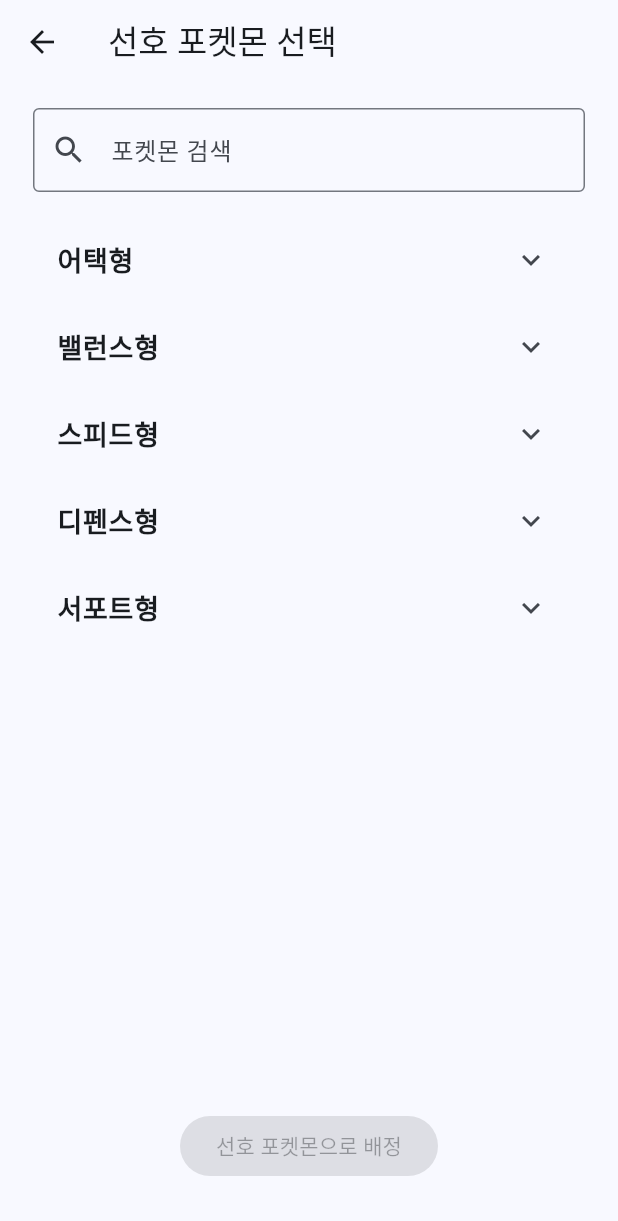
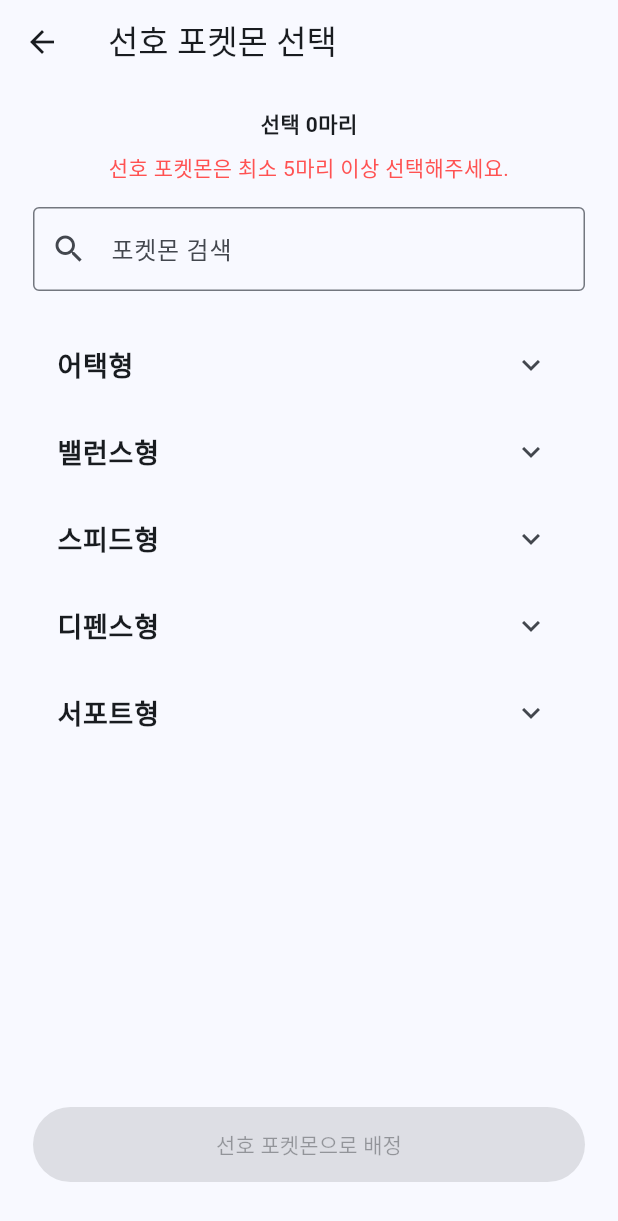
Before and after one commit to ParkMinjun0721/PokemonUnite, a Flutter app: the PreferredPokemonPage screen opened directly with empty values, on a phone screen of 412 x 824 dp. Shown: the top 1221 px of the screen. Run offline on Flutter 3.47's test engine with Material 3 defaults, Android fonts, the phone set to English and light mode, and no system bars; our stand-ins replace firebase_core, flutter_riverpod; accounts and stored records are empty; network calls fail.

Commit message:
[Style] 선호 포켓몬 선택 화면 UX 개선 (26.07.02)

```diff
--- a/lib/pokemon/preferred_pokemon_page.dart
+++ b/lib/pokemon/preferred_pokemon_page.dart
@@ -14,6 +14,11 @@
 class _PreferredPokemonPageState extends State<PreferredPokemonPage> {
   List<String> selectedPokemon = []; // 선택된 포켓몬 리스트
   String searchQuery = ''; // 검색어
+
+  bool get canAssign => selectedPokemon.length >= 5;
+  bool get hasSelectedPokemon => selectedPokemon.isNotEmpty;
+  String get helperText =>
+      canAssign ? '선택한 포켓몬 후보 안에서 랜덤 배정됩니다.' : '선호 포켓몬은 최소 5마리 이상 선택해주세요.';
 
   // 포켓몬을 카테고리별로 분류
   Map<String, List<String>> get categorizedPokemon {
@@ -49,6 +54,19 @@
             padding: const EdgeInsets.all(16.0),
             child: Column(
               children: [
+                Text(
+                  '선택 ${selectedPokemon.length}마리',
+                  style: const TextStyle(fontWeight: FontWeight.bold),
+                ),
+                const SizedBox(height: 8),
+                Text(
+                  helperText,
+                  style: canAssign
+                      ? null
+                      : const TextStyle(color: Colors.redAccent),
+                  textAlign: TextAlign.center,
+                ),
+                const SizedBox(height: 16),
                 // 검색창 추가
                 TextField(
                   decoration: const InputDecoration(
@@ -62,7 +80,42 @@
                     });
                   },
                 ),
-                const SizedBox(height: 16),
+                const SizedBox(height: 12),
+                if (hasSelectedPokemon)
+                  ConstrainedBox(
+                    constraints: const BoxConstraints(maxHeight: 96),
+                    child: SingleChildScrollView(
+                      child: Wrap(
+                        spacing: 8,
+                        runSpacing: 4,
+                        children: [
+                          ...selectedPokemon.map((pokemonName) {
+                            return InputChip(
+                              label: Text(pokemonName),
+                              onDeleted: () {
+                                setState(() {
+                                  selectedPokemon.remove(pokemonName);
+                                });
+                              },
+                            );
+                          }),
+                        ],
+                      ),
+                    ),
+                  ),
+                if (hasSelectedPokemon)
+                  Align(
+                    alignment: Alignment.centerRight,
+                    child: TextButton(
+                      onPressed: () {
+                        setState(() {
+                          selectedPokemon.clear();
+                        });
+                      },
+                      child: const Text('전체 해제'),
+                    ),
+                  ),
+                const SizedBox(height: 8),
                 // 카테고리별 포켓몬 리스트
                 Expanded(
                   child: ListView(
@@ -79,10 +132,23 @@
                           ),
                         ),
                         children: [
+                          Padding(
+                            padding: const EdgeInsets.symmetric(
+                              horizontal: 8.0,
+                              vertical: 4.0,
+                            ),
+                            child: Align(
+                              alignment: Alignment.centerLeft,
+                              child: Wrap(
+                                spacing: 8,
+                                runSpacing: 4,
+                                children: [
                                   ...entry.value.map((pokemonName) {
                                     return FilterChip(
                                       label: Text(pokemonName),
-                              selected: selectedPokemon.contains(pokemonName),
+                                      selected: selectedPokemon.contains(
+                                        pokemonName,
+                                      ),
                                       onSelected: (bool selected) {
                                         setState(() {
                                           if (selected) {
@@ -95,23 +161,21 @@
                                     );
                                   }),
                                 ],
+                              ),
+                            ),
+                          ),
+                        ],
                       );
                     }).toList(),
                   ),
                 ),
-                if (selectedPokemon.isNotEmpty && selectedPokemon.length < 5)
-                  const Padding(
-                    padding: EdgeInsets.only(bottom: 8.0),
-                    child: Text(
-                      '선호 포켓몬은 최소 5마리 이상 선택해주세요.',
-                      style: TextStyle(color: Colors.redAccent),
-                      textAlign: TextAlign.center,
-                    ),
-                  ),
-                const SizedBox(height: 16),
+                const SizedBox(height: 8),
                 // 다음 페이지로 이동 버튼
-                ElevatedButton(
-                  onPressed: selectedPokemon.length >= 5
+                SizedBox(
+                  width: double.infinity,
+                  height: 50,
+                  child: ElevatedButton(
+                    onPressed: canAssign
                         ? () {
                             Navigator.push(
                               context,
@@ -119,13 +183,15 @@
                                 builder: (context) => PokemonAssignmentPage(
                                   players: widget.players,
                                   selectedCategories: const [], // 카테고리 없음
-                                preferredPokemon: selectedPokemon, // 선택된 포켓몬 전달
+                                  preferredPokemon:
+                                      selectedPokemon, // 선택된 포켓몬 전달
                                 ),
                               ),
                             );
                           }
                         : null,
                     child: const Text('선호 포켓몬으로 배정'),
+                  ),
                 ),
                 const SizedBox(height: 20),
               ],
```
Lines whose indentation alone changed are shown as unchanged.
